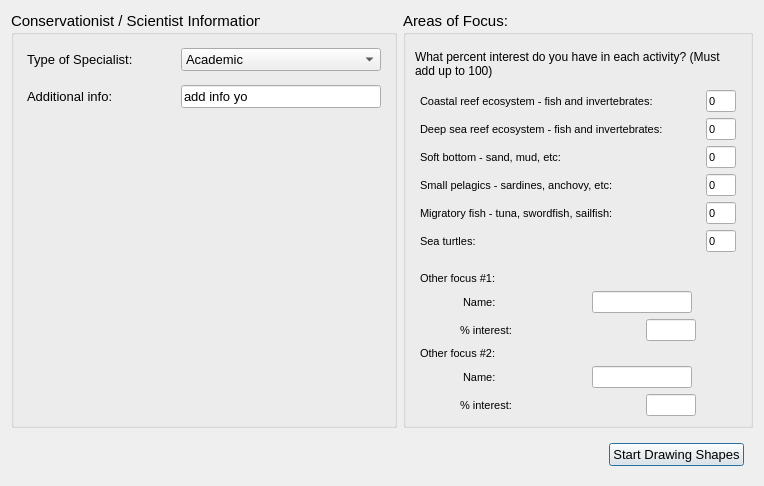
First picture: the form in oom_cobi_loreto/Interview/consscience.ui, repository Ecotrust/openoceanmap-desktop, before the edit.
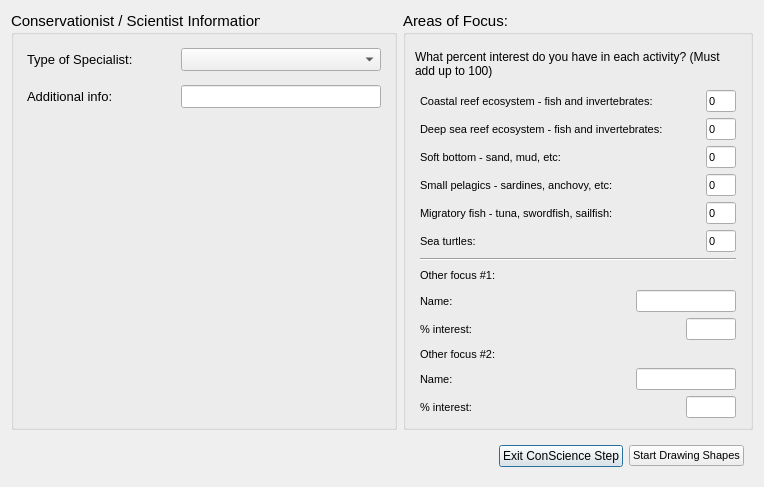
Second picture: the form after the edit.

What changed in the file:
```diff
--- a/oom_cobi_loreto/Interview/consscience.ui
+++ b/oom_cobi_loreto/Interview/consscience.ui
@@ -7,7 +7,7 @@
     <x>0</x>
     <y>0</y>
     <width>764</width>
-    <height>486</height>
+    <height>487</height>
    </rect>
   </property>
   <property name="windowTitle" >
@@ -73,6 +73,11 @@
                <height>16777215</height>
               </size>
              </property>
+             <item>
+              <property name="text" >
+               <string/>
+              </property>
+             </item>
              <item>
               <property name="text" >
                <string>Academic</string>
@@ -172,7 +177,7 @@
               <enum>Qt::PreventContextMenu</enum>
              </property>
              <property name="text" >
-              <string>add info yo</string>
+              <string/>
              </property>
             </widget>
            </item>
@@ -477,7 +482,7 @@
             <item>
              <layout class="QHBoxLayout" name="_18" >
               <item>
-               <widget class="QLabel" name="focus_migratory" >
+               <widget class="QLabel" name="focus_migratory_label" >
                 <property name="minimumSize" >
                  <size>
                   <width>280</width>
@@ -501,7 +506,7 @@
                </widget>
               </item>
               <item>
-               <widget class="QLineEdit" name="focus_migratory_2" >
+               <widget class="QLineEdit" name="focus_migratory" >
                 <property name="enabled" >
                  <bool>true</bool>
                 </property>
@@ -585,17 +590,11 @@
              </layout>
             </item>
             <item>
-             <spacer name="verticalSpacer" >
+             <widget class="Line" name="line" >
               <property name="orientation" >
-               <enum>Qt::Vertical</enum>
+               <enum>Qt::Horizontal</enum>
               </property>
-              <property name="sizeHint" stdset="0" >
-               <size>
-                <width>20</width>
-                <height>5</height>
-               </size>
-              </property>
-             </spacer>
+             </widget>
             </item>
             <item>
              <layout class="QVBoxLayout" name="verticalLayout_3" >
@@ -649,6 +648,19 @@
                   </property>
                  </widget>
                 </item>
+                <item>
+                 <spacer name="horizontalSpacer_3" >
+                  <property name="orientation" >
+                   <enum>Qt::Horizontal</enum>
+                  </property>
+                  <property name="sizeHint" stdset="0" >
+                   <size>
+                    <width>40</width>
+                    <height>20</height>
+                   </size>
+                  </property>
+                 </spacer>
+                </item>
                 <item>
                  <widget class="QLineEdit" name="focus_other_1_name" >
                   <property name="enabled" >
@@ -704,6 +716,19 @@
                   </property>
                  </widget>
                 </item>
+                <item>
+                 <spacer name="horizontalSpacer_4" >
+                  <property name="orientation" >
+                   <enum>Qt::Horizontal</enum>
+                  </property>
+                  <property name="sizeHint" stdset="0" >
+                   <size>
+                    <width>40</width>
+                    <height>20</height>
+                   </size>
+                  </property>
+                 </spacer>
+                </item>
                 <item>
                  <widget class="QLineEdit" name="focus_other_1_interest" >
                   <property name="enabled" >
@@ -787,6 +812,19 @@
                   </property>
                  </widget>
                 </item>
+                <item>
+                 <spacer name="horizontalSpacer_5" >
+                  <property name="orientation" >
+                   <enum>Qt::Horizontal</enum>
+                  </property>
+                  <property name="sizeHint" stdset="0" >
+                   <size>
+                    <width>40</width>
+                    <height>20</height>
+                   </size>
+                  </property>
+                 </spacer>
+                </item>
                 <item>
                  <widget class="QLineEdit" name="focus_other_2_name" >
                   <property name="enabled" >
@@ -842,6 +880,19 @@
                   </property>
                  </widget>
                 </item>
+                <item>
+                 <spacer name="horizontalSpacer_6" >
+                  <property name="orientation" >
+                   <enum>Qt::Horizontal</enum>
+                  </property>
+                  <property name="sizeHint" stdset="0" >
+                   <size>
+                    <width>40</width>
+                    <height>20</height>
+                   </size>
+                  </property>
+                 </spacer>
+                </item>
                 <item>
                  <widget class="QLineEdit" name="focus_other_2_interest" >
                   <property name="enabled" >
@@ -911,11 +962,18 @@
         </property>
        </spacer>
       </item>
+      <item>
+       <widget class="QPushButton" name="pbnExitConStep" >
+        <property name="text" >
+         <string>Exit ConScience Step</string>
+        </property>
+       </widget>
+      </item>
       <item>
        <widget class="QPushButton" name="pbnSelectConsScience" >
         <property name="font" >
          <font>
-          <pointsize>10</pointsize>
+          <pointsize>8</pointsize>
          </font>
         </property>
         <property name="text" >
```
Left out of the diff: 2 changed lines with no effect on the pictures.
